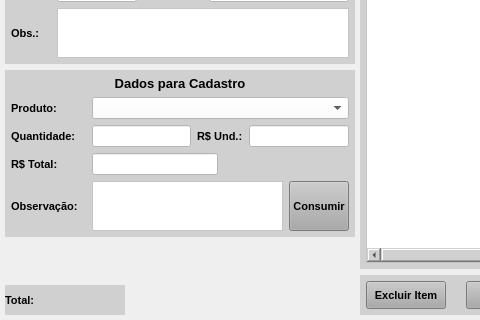
The window that forms/tela_compras_mercado.ui (Azevedo84/FinFlux) describes before a commit, drawn with Qt 5; both pictures show x 0 to 480 and y 156 to 476 of the 728 by 476 pixel window.
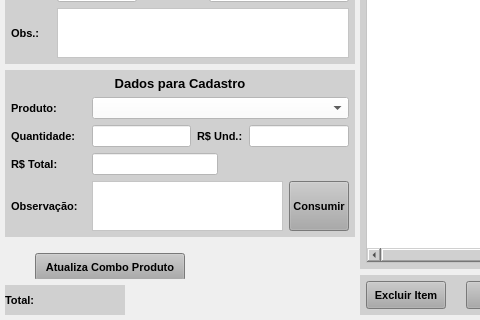
The same window after the commit.

Commit message: ATUALIZAÇÃO 08/03/2026

Diff of the .ui file:
```diff
--- a/forms/tela_compras_mercado.ui
+++ b/forms/tela_compras_mercado.ui
@@ -1483,7 +1483,52 @@
            </widget>
           </item>
           <item row="2" column="0">
-           <widget class="QWidget" name="widget_10" native="true"/>
+           <widget class="QWidget" name="widget_10" native="true">
+            <widget class="QPushButton" name="btn_Atualiza_Prod">
+             <property name="geometry">
+              <rect>
+               <x>30</x>
+               <y>10</y>
+               <width>150</width>
+               <height>28</height>
+              </rect>
+             </property>
+             <property name="sizePolicy">
+              <sizepolicy hsizetype="Preferred" vsizetype="Preferred">
+               <horstretch>0</horstretch>
+               <verstretch>0</verstretch>
+              </sizepolicy>
+             </property>
+             <property name="minimumSize">
+              <size>
+               <width>150</width>
+               <height>0</height>
+              </size>
+             </property>
+             <property name="maximumSize">
+              <size>
+               <width>150</width>
+               <height>16777215</height>
+              </size>
+             </property>
+             <property name="font">
+              <font>
+               <pointsize>8</pointsize>
+               <weight>75</weight>
+               <bold>true</bold>
+              </font>
+             </property>
+             <property name="cursor">
+              <cursorShape>PointingHandCursor</cursorShape>
+             </property>
+             <property name="styleSheet">
+              <string notr="true">background-color: rgb(170, 170, 170);</string>
+             </property>
+             <property name="text">
+              <string>Atualiza Combo Produto</string>
+             </property>
+            </widget>
+           </widget>
           </item>
          </layout>
         </widget>
```
The commit also changes 70 other files.
